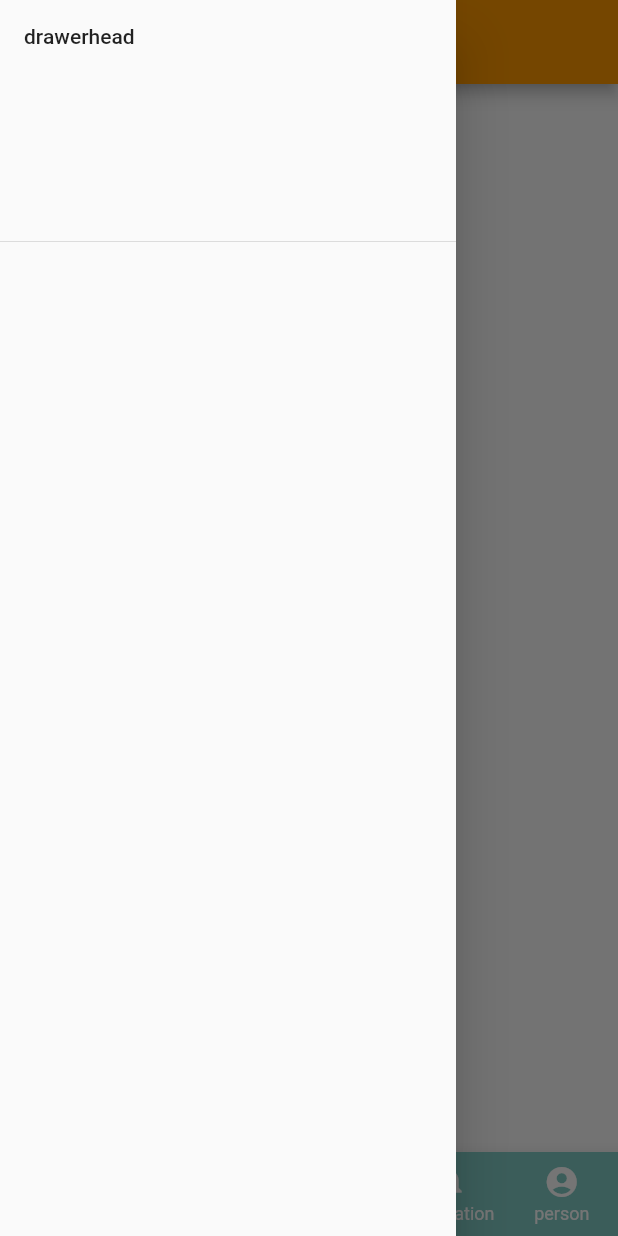
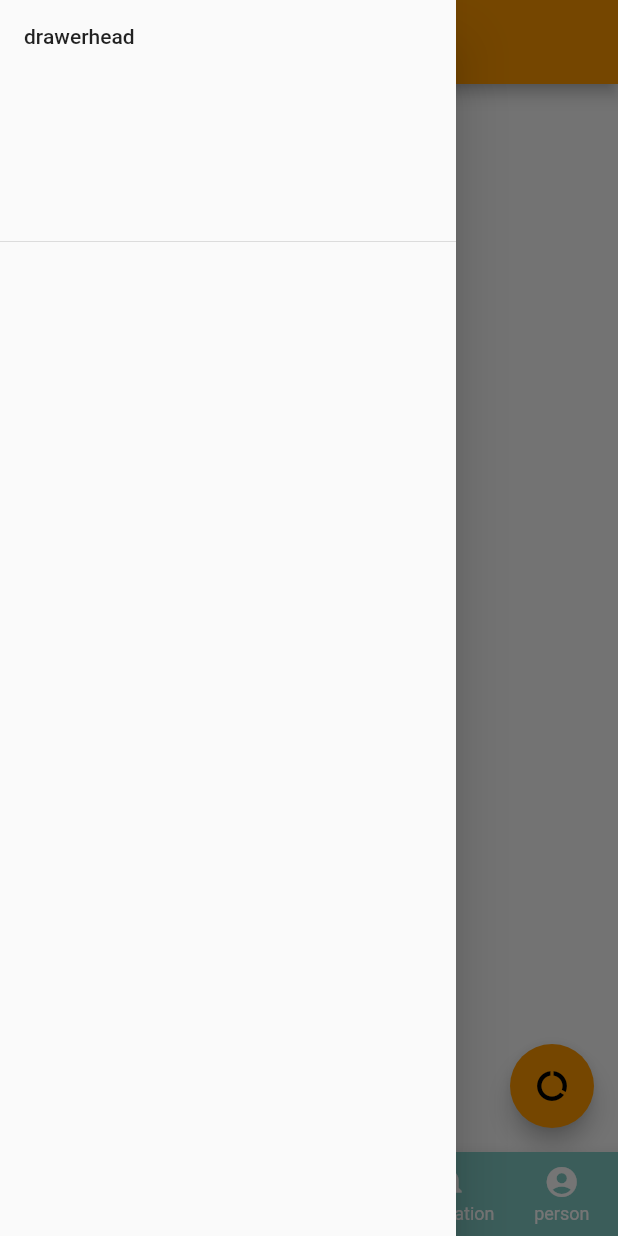
Before and after one commit to oaoxd0314/wadon_main, a Flutter app: the screen it shows after launch, with the side drawer open, on a phone screen of 412 x 824 dp. Run offline on Flutter 3.47's test engine with Material 2 defaults, Android fonts, the phone set to English and light mode, and no system bars; our stand-ins replace cloud_firestore, firebase_auth, sqflite; accounts and stored records are empty.

Commit message:
更改fireSTORE資料庫

```diff
--- a/lib/page/HomePage.dart
+++ b/lib/page/HomePage.dart
@@ -2,6 +2,7 @@ import 'package:flutter/cupertino.dart';
 import 'package:flutter/material.dart';
 import 'package:http/http.dart' as http;
 import 'dart:convert';
+import 'package:cloud_firestore/cloud_firestore.dart';
 
 void main() => runApp(MaterialApp(
       home: HomePage(),
@@ -13,35 +14,47 @@ class HomePage extends StatefulWidget {
 }
 
 class _HomePageState extends State<HomePage> {
-  final String host ='http://35.201.158.20/wadone/get.php';
+  final String url = 'https://jsonplaceholder.typicode.com/posts';
   @override
-  void initState(){
-    super.initState();
+  Widget build(BuildContext context) {
+    return Scaffold(
+        body: StreamBuilder(
+            stream: Firestore.instance.collection('post').snapshots(),
+            builder: (context, snap) {
+              if (snap.hasData) {
+                List<DocumentSnapshot> dsList = snap.data.documents;
+                return ListView.builder(
+                    itemCount: dsList.length,
+                    itemBuilder: (context, index) {
+                      DocumentSnapshot doc = dsList[index];
+                      return Container(
+                        child: ListTile(
+                          title: Text(doc['title']),
+                          subtitle: Text(doc['body']),
+                          leading: Builder(builder: (BuildContext context) {
+                            return IconButton(
+                              icon: const Icon(Icons.delete,),
+                              onPressed: (){
+                                Firestore.instance.collection('post').document(doc.documentID).delete();
+                                },
+                                );
+                                }),
+                        ),
+                      );
+                    });}
+              return Container(
+                child: Text('loading wrong'),
+              );
+            }),
+
+        floatingActionButton: FloatingActionButton(
+            child: Icon(Icons.data_usage),
+            onPressed: () async {
+              http.Response response = await http.get(url);
+              List l = jsonDecode(response.body);
+              l.forEach((e) =>
+                  Firestore.instance.collection('/post').document().setData(e));
+            }),
+      );
+      }
   }
-  getData(){
-    return http.get(host);
-    }
-
-    @override
-    Widget build(BuildContext context) {
-      getData();
-    return Scaffold(
-      body: FutureBuilder(
-        future: getData(),
-        builder:(context,snap){
-          if(!snap.hasData){
-            return Container();
-          }
-
-          List datas = jsonDecode(snap.data.body);
-         return ListView.builder(
-            itemCount: datas.length,
-            itemBuilder: (context, idx){
-              var data = datas[idx];
-              return ListTile(title: Text(data['id']),subtitle: Text(data['username']),);
-            });
-        },
-      )
-    );
-  }
-  }
```
Also changed, not shown: 1 other file.
